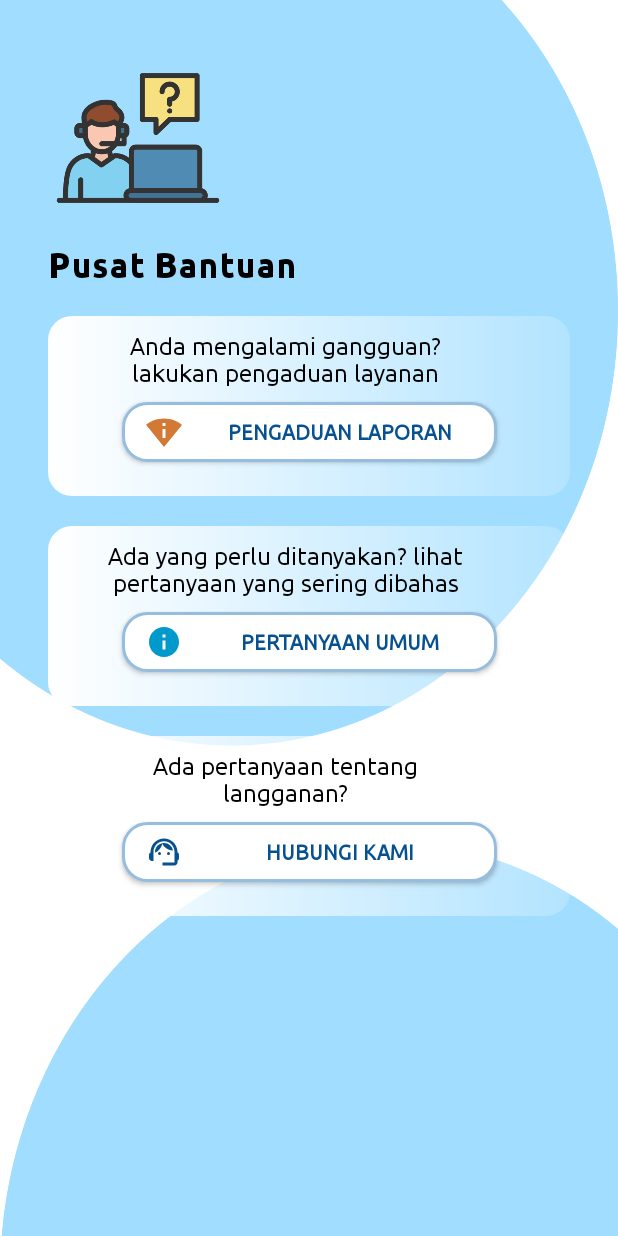
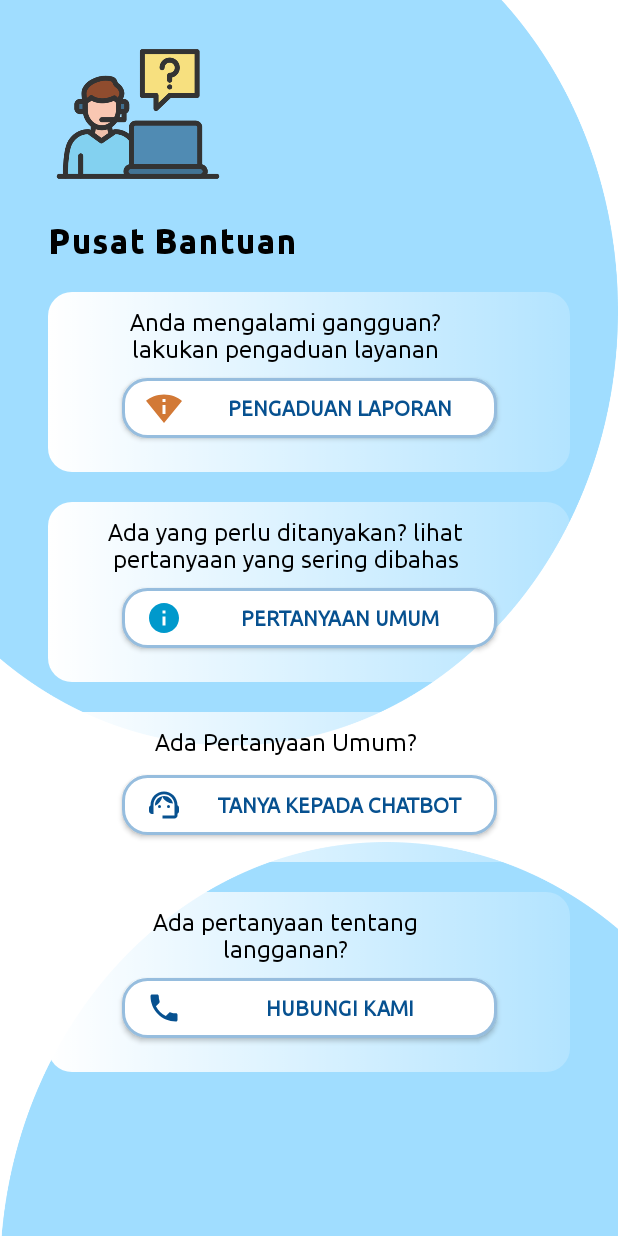
Before and after one commit to einz-sama/SolnetCS, an Android app: the HelpdeskActivity screen opened directly, with no data from a screen before it, on a phone screen of 412 x 824 dp. Run offline under Robolectric (Android 15) with nearby library versions, the phone set to English and light mode, and no system bars; our stand-ins replace Firebase (no records; nobody signed in at launch, a user with empty details on screens opened directly).

Commit message:
Added Basic Chatbot

```diff
--- a/app/src/main/java/com/einz/solnetcs/ui/cust/helpdesk/HelpdeskActivity.kt
+++ b/app/src/main/java/com/einz/solnetcs/ui/cust/helpdesk/HelpdeskActivity.kt
@@ -13,6 +13,7 @@ import com.einz.solnetcs.data.model.Customer
 import com.einz.solnetcs.data.model.whatsapp
 import com.einz.solnetcs.databinding.ActivityHelpdeskActivityBinding
 import com.einz.solnetcs.ui.cust.active_ticket.ActiveTicketActivity
+import com.einz.solnetcs.ui.cust.chatbot.ChatBotActivity
 import com.einz.solnetcs.ui.cust.customer.CustomerViewModel
 import com.einz.solnetcs.ui.cust.info.FaqActivity
 import com.einz.solnetcs.ui.cust.new_ticket.NewTicketActivity
@@ -92,6 +93,10 @@ class HelpdeskActivity : AppCompatActivity() {
                 startActivity(intent)
             }
             btnBot.setOnClickListener {
+                val intent = Intent(this@HelpdeskActivity, ChatBotActivity::class.java)
+                startActivity(intent)
+            }
+            btnChat.setOnClickListener {
                 //implicit intent to open whatsapp on phone number +62812345678
                 val intent = Intent(Intent.ACTION_VIEW)
                 intent.setPackage("com.whatsapp")
--- a/app/src/main/res/layout/activity_helpdesk_activity.xml
+++ b/app/src/main/res/layout/activity_helpdesk_activity.xml
@@ -12,7 +12,7 @@
       android:id="@+id/defaultlogo"
       android:layout_width="120dp"
       android:layout_height="120dp"
-      android:layout_marginTop="32dp"
+      android:layout_marginTop="16dp"
       android:layout_marginStart="32dp"
       android:background="@drawable/help"
       app:layout_constraintStart_toStartOf="parent"
@@ -158,7 +158,7 @@
   <View
       android:id="@+id/view3"
       android:layout_width="match_parent"
-      android:layout_height="120dp"
+      android:layout_height="100dp"
       android:layout_marginTop="20dp"
       android:layout_marginStart="32dp"
       android:layout_marginEnd="32dp"
@@ -170,7 +170,7 @@
   <ImageView
       android:id="@+id/img_bot"
       android:layout_width="32dp"
-      android:layout_height="32dp"
+      android:layout_height="wrap_content"
       android:layout_marginStart="16dp"
       android:layout_marginTop="32dp"
       android:src="@drawable/help"
@@ -188,7 +188,7 @@
       android:layout_marginTop="10dp"
       android:layout_marginBottom="5dp"
       android:layout_marginEnd="32dp"
-      android:text="Ada pertanyaan tentang langganan?"
+      android:text="Ada Pertanyaan Umum?"
       android:textSize="16sp"
       android:fontFamily="@font/ubuntu_regular"
       android:textAlignment="center"
@@ -202,9 +202,9 @@
       android:layout_width="250dp"
       android:layout_height="40dp"
       android:layout_marginTop="10dp"
-      android:layout_marginBottom="70dp"
+      android:layout_marginBottom="16dp"
       android:background="@drawable/button_secondary"
-      android:text="@string/contact"
+      android:text="@string/chatbot"
       android:textColor="@color/solnet_blue_800"
       android:paddingStart="16dp"
       android:drawableStart="@drawable/helpdesk"
@@ -214,7 +214,69 @@
       android:fontFamily="@font/ubuntu_regular"
       app:layout_constraintEnd_toEndOf="@id/view3"
       app:layout_constraintStart_toEndOf="@id/img_bot"
-      app:layout_constraintTop_toBottomOf="@+id/tv_bot" />
+      app:layout_constraintTop_toBottomOf="@+id/tv_bot"
+      app:layout_constraintBottom_toBottomOf="@id/view3"/>
+
+  <View
+      android:id="@+id/view4"
+      android:layout_width="match_parent"
+      android:layout_height="120dp"
+      android:layout_marginTop="20dp"
+      android:layout_marginStart="32dp"
+      android:layout_marginEnd="32dp"
+      android:background="@drawable/menu_background"
+      app:layout_constraintTop_toBottomOf="@+id/view3"
+      app:layout_constraintStart_toStartOf="parent"
+      app:layout_constraintEnd_toEndOf="parent"/>
+
+  <ImageView
+      android:id="@+id/img_chat"
+      android:layout_width="32dp"
+      android:layout_height="32dp"
+      android:layout_marginStart="16dp"
+      android:layout_marginTop="32dp"
+      android:src="@drawable/help"
+      android:visibility="gone"
+      app:layout_constraintBottom_toBottomOf="@id/view4"
+      app:layout_constraintEnd_toEndOf="@id/view4"
+      app:layout_constraintHorizontal_bias="0.0"
+      app:layout_constraintStart_toStartOf="@id/view4"
+      app:layout_constraintTop_toTopOf="@id/view4" />
+
+  <TextView
+      android:id="@+id/tv_chat"
+      android:layout_width="250dp"
+      android:layout_height="wrap_content"
+      android:layout_marginTop="10dp"
+      android:layout_marginBottom="5dp"
+      android:layout_marginEnd="32dp"
+      android:text="Ada pertanyaan tentang langganan?"
+      android:textSize="16sp"
+      android:fontFamily="@font/ubuntu_regular"
+      android:textAlignment="center"
+      android:textColor="@color/black"
+      app:layout_constraintTop_toTopOf="@id/view4"
+      app:layout_constraintStart_toEndOf="@id/img_chat"
+      app:layout_constraintEnd_toEndOf="@id/view4"/>
+
+  <androidx.appcompat.widget.AppCompatButton
+      android:id="@+id/btn_chat"
+      android:layout_width="250dp"
+      android:layout_height="40dp"
+      android:layout_marginTop="10dp"
+      android:layout_marginBottom="70dp"
+      android:background="@drawable/button_secondary"
+      android:text="@string/contact"
+      android:textColor="@color/solnet_blue_800"
+      android:paddingStart="16dp"
+      android:drawableStart="@drawable/ic_phone"
+      android:drawableTint="@color/solnet_blue_800"
+      android:textSize="14sp"
+      android:textStyle="bold"
+      android:fontFamily="@font/ubuntu_regular"
+      app:layout_constraintEnd_toEndOf="@id/view4"
+      app:layout_constraintStart_toEndOf="@id/img_chat"
+      app:layout_constraintTop_toBottomOf="@+id/tv_chat" />
 
   <ProgressBar
       android:id="@+id/progressBar"
--- a/app/src/main/res/values/strings.xml
+++ b/app/src/main/res/values/strings.xml
@@ -32,4 +32,5 @@
     <string name="contact">Hubungi Kami</string>
     <string name="password_baru">Tulis Password Baru</string>
     <string name="alamat_baru">Tulis Alamat Baru</string>
+    <string name="chatbot">Tanya kepada chatbot</string>
 </resources>
```
Also changed, not shown: app/src/main/AndroidManifest.xml (+5 -2 lines), app/src/main/java/com/einz/solnetcs/ui/cust/chatbot/ChatBotActivity.kt (added, +73 -0 lines), app/src/main/java/com/einz/solnetcs/ui/cust/chatbot/ChatBotData.kt (added, +166 -0 lines), app/src/main/java/com/einz/solnetcs/ui/cust/chatbot/ChatBotQuestionAdapter.kt (added, +40 -0 lines), app/src/main/java/com/einz/solnetcs/ui/cust/chatbot/ChatBotQuestions.kt (added, +10 -0 lines), app/src/main/java/com/einz/solnetcs/ui/cust/chatbot/ChatBotResponseAdapter.kt (added, +75 -0 lines), app/src/main/java/com/einz/solnetcs/ui/cust/chatbot/ChatBotResponses.kt (added, +15 -0 lines), app/src/main/res/layout/activity_chat_bot.xml (added, +38 -0 lines), app/src/main/res/layout/item_chatbot_question.xml (added, +50 -0 lines), app/src/main/res/layout/item_chatbot_response.xml (added, +58 -0 lines), app/src/main/java/com/einz/solnetcs/data/model/GangguanList.kt (line endings or trailing spaces).
